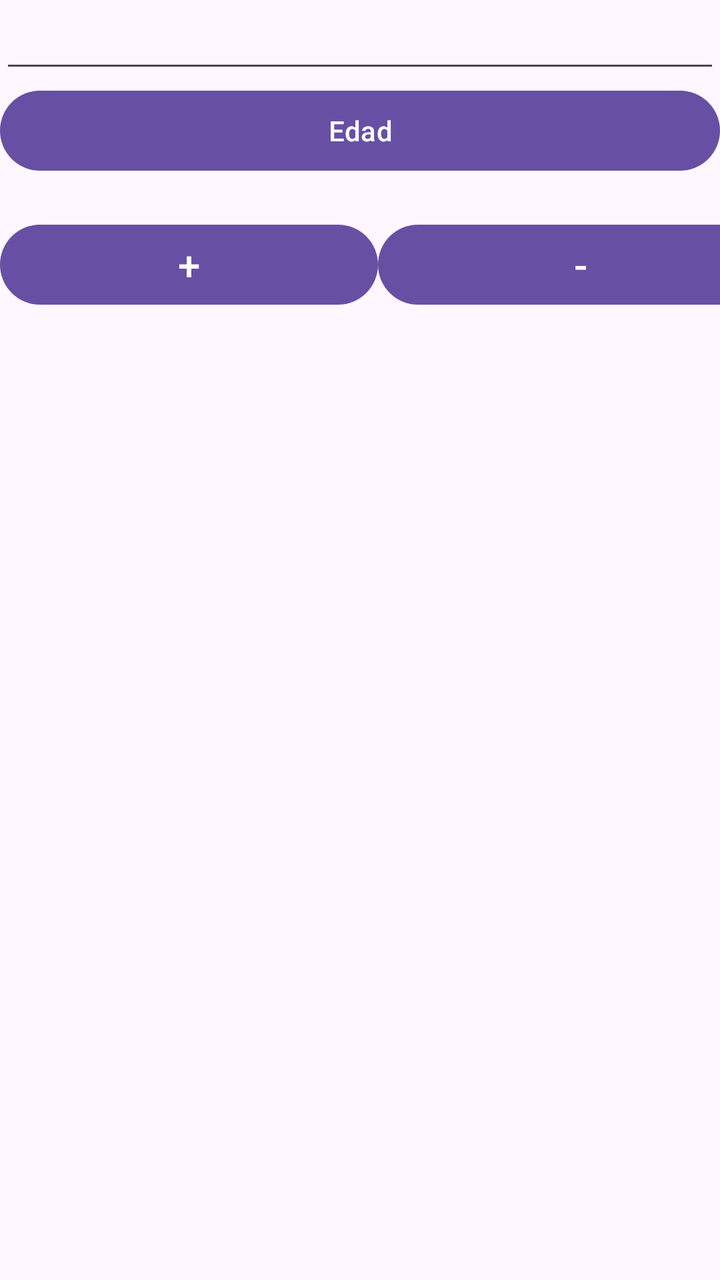
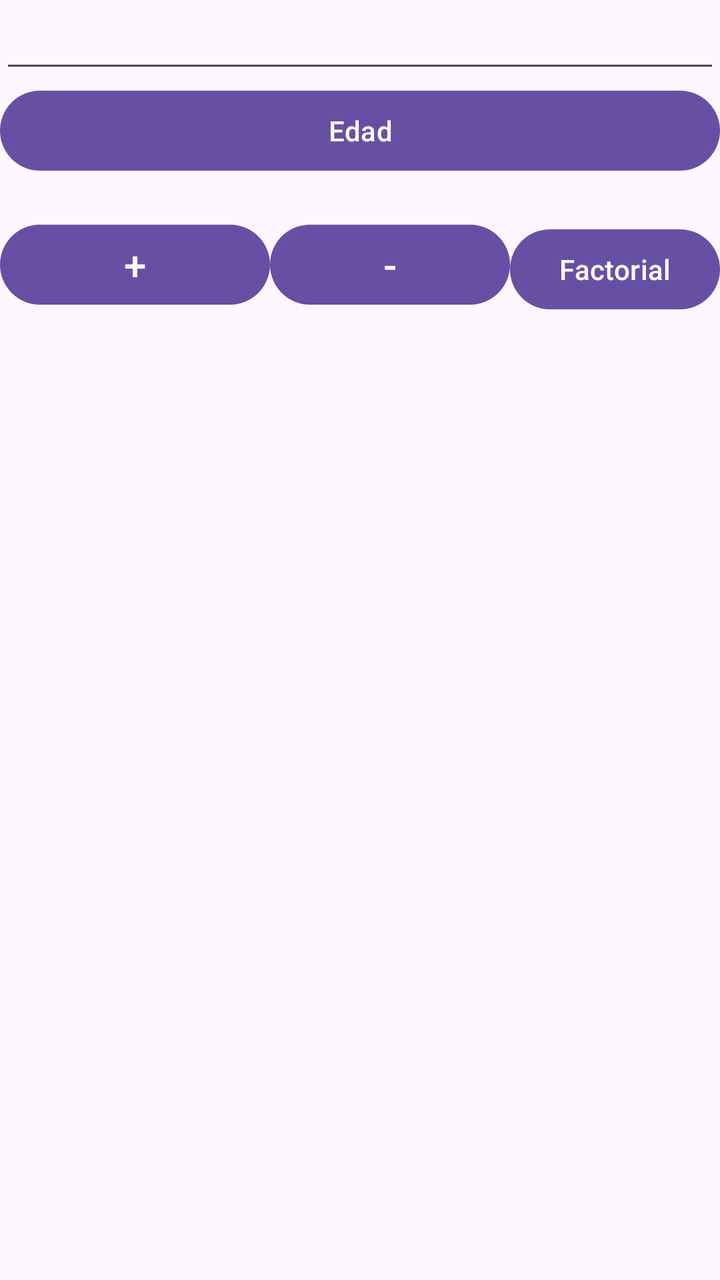

Screens rendered from an Android XML layout before and after an edit, with the pre-edit source and the edit as a unified diff.
<!-- AndroidManifest.xml: activity theme Theme.MayorEdad -->
<!-- res/layout/activity_main.xml -->
<?xml version="1.0" encoding="utf-8"?>
<androidx.coordinatorlayout.widget.CoordinatorLayout xmlns:android="http://schemas.android.com/apk/res/android"
    xmlns:tools="http://schemas.android.com/tools"


    android:layout_width="match_parent"
    android:layout_height="match_parent"
    android:fitsSystemWindows="true"
    tools:context=".MainActivity"
    >

    <LinearLayout
        android:layout_width="match_parent"
        android:layout_height="match_parent"
        android:orientation="vertical">

        <EditText
            android:id="@+id/editTextText2"
            android:layout_width="match_parent"
            android:layout_height="wrap_content"
            android:ems="10"
            android:inputType="text"
            android:text="" />

        <Button
            android:id="@+id/button"
            android:layout_width="match_parent"
            android:layout_height="wrap_content"
            android:text="Edad" />

        <TextView
            android:id="@+id/textView"
            android:layout_width="match_parent"
            android:layout_height="wrap_content"
            android:text="" />

        <LinearLayout
            android:layout_width="match_parent"
            android:layout_height="match_parent"
            android:orientation="horizontal">

            <Button
                android:id="@+id/botonSumar"
                android:layout_width="189dp"
                android:layout_height="wrap_content"
                android:text="+"
                android:textSize="20dp" />

            <Button
                android:id="@+id/botonRestar"
                android:layout_width="203dp"
                android:layout_height="wrap_content"
                android:text="-"
                android:textSize="20dp" />

        </LinearLayout>
    </LinearLayout>
</androidx.coordinatorlayout.widget.CoordinatorLayout>
<!-- resources referenced by this layout -->
<resources>
  <style name="Theme.MayorEdad" parent="Base.Theme.MayorEdad" />
  <style name="Base.Theme.MayorEdad" parent="Theme.Material3.DayNight.NoActionBar">
          
          
      </style>
</resources>

<!-- the commit's change to res/layout/activity_main.xml (unified diff, before → after) -->
@@ -41,18 +41,26 @@
 
             <Button
                 android:id="@+id/botonSumar"
-                android:layout_width="189dp"
+                android:layout_width="135dp"
                 android:layout_height="wrap_content"
                 android:text="+"
                 android:textSize="20dp" />
 
             <Button
                 android:id="@+id/botonRestar"
-                android:layout_width="203dp"
+                android:layout_width="120dp"
                 android:layout_height="wrap_content"
                 android:text="-"
                 android:textSize="20dp" />
 
+            <Button
+                android:id="@+id/botonFactorial"
+                android:layout_width="wrap_content"
+                android:layout_height="wrap_content"
+                android:layout_weight="1"
+                android:text="Factorial" />
+
         </LinearLayout>
+
     </LinearLayout>
 </androidx.coordinatorlayout.widget.CoordinatorLayout>
